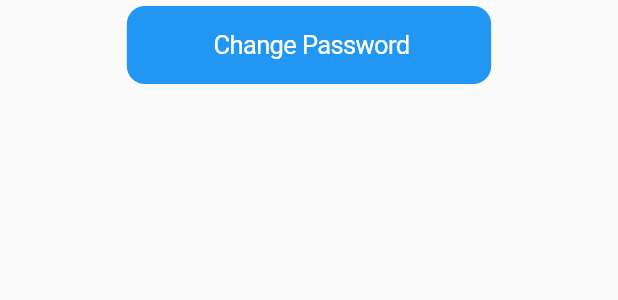
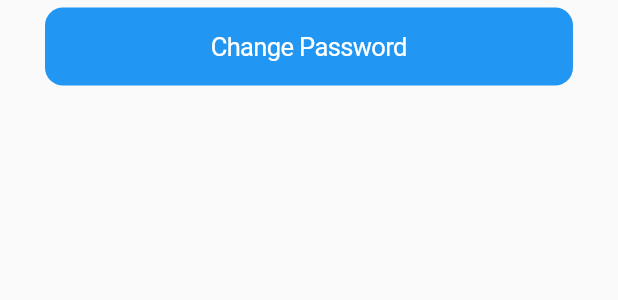
Before and after one commit to CodingPe/homeserva2, a Flutter app: the ChangePasswordButton widget shown alone on an empty page, opened directly, on a phone screen of 412 x 824 dp. Shown: the top 300 px of the screen. Run offline on Flutter 3.47's test engine with Material 2 defaults, Android fonts, the phone set to English and light mode, and no system bars; network calls fail.

Commit message:
Deleted un-use dart file. Optimized button alignment. change data passing error.

```diff
--- a/lib/a00_00_directory.dart
+++ b/lib/a00_00_directory.dart
@@ -24,5 +24,3 @@ void statusBar() {
     statusBarIconBrightness: Brightness.dark,
   ));
 }
-
-//testing
--- a/lib/a50_01_me_block.dart
+++ b/lib/a50_01_me_block.dart
@@ -26,7 +26,7 @@ class MeBlock1 extends StatelessWidget {
   Widget build(BuildContext context) {
     return Column(children: [
       MeContent(title: 'Login Username', field: _myDetails.login),
-      MeContent(title: 'Customer ID', field: _myDetails.customerAccountEntity),
+      MeContent(title: 'Customer ID', field: _myDetails.customerID),
       MeContent(
           title: 'Customer Account Entity',
           field: _myDetails.customerAccountEntity),
--- a/lib/a50_02_change_password.dart
+++ b/lib/a50_02_change_password.dart
@@ -6,15 +6,20 @@ class ChangePasswordButton extends StatelessWidget {
 
   @override
   Widget build(BuildContext context) {
-    String changePassword = '          Change Password         ';
-    return SizedBox(
-        height: 60,
-        child: Center(
-            child: CupertinoButton.filled(
-                child: Text(changePassword),
-                onPressed: () {
-                  Navigator.of(context).restorablePush(changePasswordDialog);
-                })));
+    String changePassword = 'Change Password';
+    return Padding(
+      padding: const EdgeInsets.symmetric(horizontal: 30, vertical: 5),
+      child: SizedBox(
+          height: 52,
+          width: double.infinity,
+          child: Center(
+              child: CupertinoButton.filled(
+                  minSize: 400,
+                  child: Text(changePassword),
+                  onPressed: () {
+                    Navigator.of(context).restorablePush(changePasswordDialog);
+                  }))),
+    );
   }
 }
 
```
Also changed, not shown: lib/a50_02_button_page.dart (deleted, +0 -30 lines), lib/a50_02_logout.dart (+14 -9 lines).
